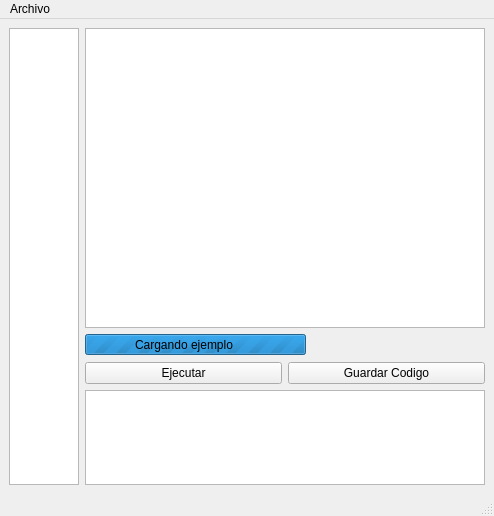
This is pilas/cargador/ui.ui in hugoruscitti/pilas as Qt 5 draws it before an edit. The edited form follows.
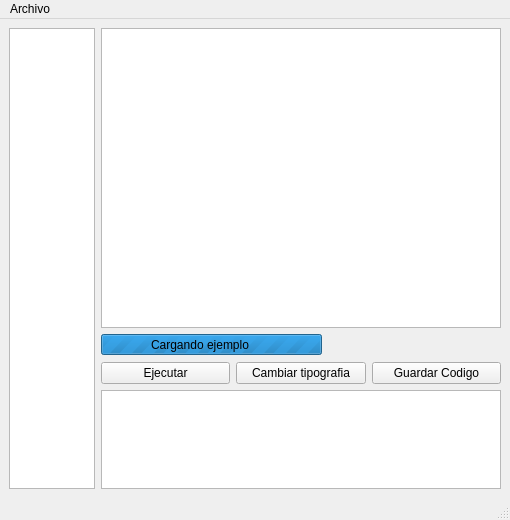
This is the edited form.

Commit message: creando boton para cambiar tipografia en cargador de ejemplos y haciendo que se cargue correctamente la imagen de globo en el ejemplo de dialogos.

What changed in the file:
```diff
--- a/pilas/cargador/ui.ui
+++ b/pilas/cargador/ui.ui
@@ -6,8 +6,8 @@
    <rect>
     <x>0</x>
     <y>0</y>
-    <width>481</width>
-    <height>516</height>
+    <width>510</width>
+    <height>520</height>
    </rect>
   </property>
   <property name="windowTitle">
@@ -102,6 +102,13 @@
           </property>
          </widget>
         </item>
+        <item>
+         <widget class="QPushButton" name="fuente">
+          <property name="text">
+           <string>Cambiar tipografia</string>
+          </property>
+         </widget>
+        </item>
         <item>
          <widget class="QPushButton" name="guardar">
           <property name="text">
@@ -127,8 +134,8 @@
     <rect>
      <x>0</x>
      <y>0</y>
-     <width>481</width>
-     <height>26</height>
+     <width>510</width>
+     <height>25</height>
     </rect>
    </property>
    <widget class="QMenu" name="menuArchivo">
```
The commit also changes 3 other files.
